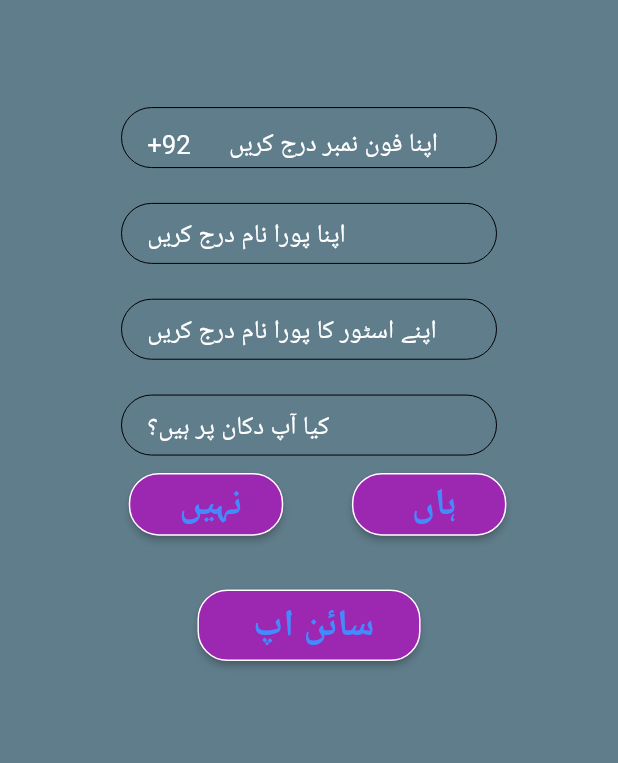
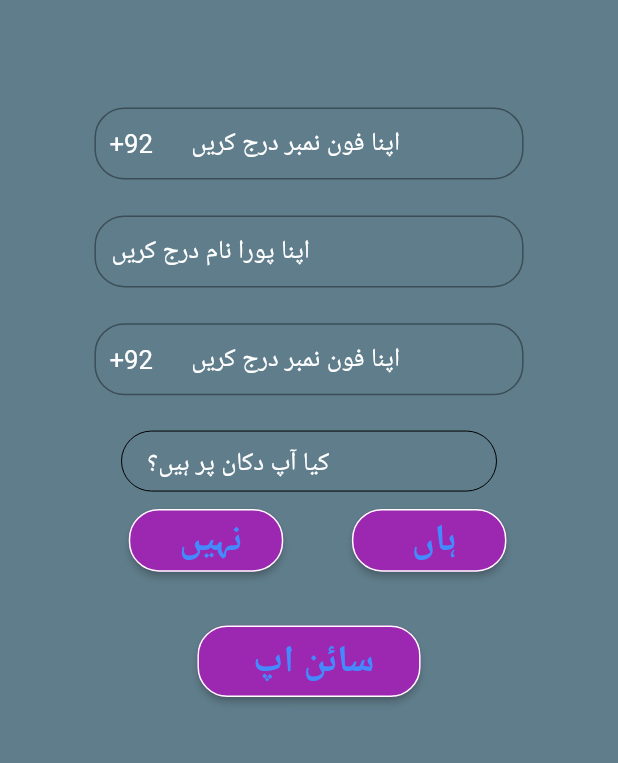
Before and after one commit to Affan0021/multivendor, a Flutter app: the Signup screen opened directly, on a phone screen of 412 x 824 dp, the part 459-1222 px from its top. Run offline on Flutter 3.47's test engine with Material 2 defaults, Android fonts, the phone set to English and light mode, and no system bars; our stand-ins replace carousel_slider, firebase_auth, firebase_core, firebase_messaging, flutter_local_notifications, flutter_screenutil and 5 more; missing offline and left inert: international_phone_input; accounts and stored records are empty; Roboto replaces fonts that are missing (OpenSans).

Commit message:
Complete project

```diff
--- a/lib/Register/registration.dart
+++ b/lib/Register/registration.dart
@@ -100,7 +100,7 @@ class _RegisterState extends State<Register> {
                         // padding: EdgeInsets.symmetric(vertical: 50.h,horizontal: 100.w),
                         // color: Colors.orangeAccent,
                         child: Image.asset(
-                          'images/logo.PNG',
+                          'images/logo.png',
 
                         ),
 
--- a/lib/Register/signup.dart
+++ b/lib/Register/signup.dart
@@ -1,5 +1,7 @@
 import 'package:flutter/material.dart';
 import 'package:flutter_screenutil/flutter_screenutil.dart';
+
+import '../model/location.dart';
 
 
 class Signup extends StatefulWidget {
@@ -32,11 +34,10 @@ class _SignupState extends State<Signup> {
         key: formKey,
             child: SingleChildScrollView(
                 child: Stack(children: <Widget>[
+                Align(
+                alignment: Alignment.center,
 
-
-
-
-        Column(
+                    child: Column(
                     children: [
 
 
@@ -114,114 +115,17 @@ class _SignupState extends State<Signup> {
                         height: 10.h,
                       ),
 
-                      Container(
-                        height: 40,
-                        width: 250,
-                        child: TextField(
-                          keyboardType: TextInputType.emailAddress,
-                          style: TextStyle(
-                            color: Colors.black,
-                            fontSize: 20,
-                            fontFamily: 'OpenSans',
+                       // phone
+                       buildPhone(),
 
-                          ),
-                          decoration: InputDecoration(
-                            border: InputBorder.none,
-                            contentPadding: EdgeInsets.only(left: 15.w ),
-
-                            hintText: '+92     \tاپنا فون نمبر درج کریں',
-                            hintStyle: TextStyle(
-                              color: Colors.white, // <-- Change this
-                              fontSize: 15.sp,
-                              fontWeight: FontWeight.w400,
-                              fontStyle: FontStyle.normal,
-                            ),
-                          ),
-
-                        ),
-                        decoration: BoxDecoration(
-                          border: Border.all(
-                            color: Colors.black,
-                            width: 0,
-                          ),
-                          borderRadius: BorderRadius.circular(20),
-                          // color: const Color(0xff7cb1b6),
-                        ),
-                      ),
                       SizedBox(
                         height: 20.h,
                       ),
-                      Container(
-                        height: 40,
-                        width: 250,
-                        child: TextField(
-                          keyboardType: TextInputType.emailAddress,
-                          style: TextStyle(
-                            color: Colors.black,
-                            fontSize: 20,
-                            fontFamily: 'OpenSans',
-
-                          ),
-                          decoration: InputDecoration(
-                            border: InputBorder.none,
-                            contentPadding: EdgeInsets.only(left: 15.w,bottom: 5.h),
-
-                            hintText: 'اپنا پورا نام درج کریں',
-                            hintStyle: TextStyle(
-                              color: Colors.white, // <-- Change this
-                              fontSize: 15.sp,
-                              fontWeight:  FontWeight.w400,
-                              fontStyle: FontStyle.normal,
-                            ),
-                          ),
-
-                        ),
-                        decoration: BoxDecoration(
-                          border: Border.all(
-                            color: Colors.black,
-                            width: 0,
-                          ),
-                          borderRadius: BorderRadius.circular(20),
-                          // color: const Color(0xff7cb1b6),
-                        ),
-                      ),
+                      buildName(),
                       SizedBox(
                         height: 20.h,
                       ),
-                      Container(
-                        height: 40,
-                        width: 250,
-                        child: TextField(
-                          keyboardType: TextInputType.emailAddress,
-                          style: TextStyle(
-                            color: Colors.black,
-                            fontSize: 20,
-                            fontFamily: 'OpenSans',
-
-                          ),
-                          decoration: InputDecoration(
-                            border: InputBorder.none,
-                            contentPadding: EdgeInsets.only(left: 15.w,bottom: 5.h),
-
-                            hintText: 'اپنے اسٹور کا پورا نام درج کریں',
-                            hintStyle: TextStyle(
-                              color: Colors.white, // <-- Change this
-                              fontSize: 15.sp,
-                              fontWeight: FontWeight.w400,
-                              fontStyle: FontStyle.normal,
-                            ),
-                          ),
-
-                        ),
-                        decoration: BoxDecoration(
-                          border: Border.all(
-                            color: Colors.black,
-                            width: 0,
-                          ),
-                          borderRadius: BorderRadius.circular(20),
-                          // color: const Color(0xff7cb1b6),
-                        ),
-                      ),
+                     buildshop(),
                       SizedBox(
                         height: 20.h,
                       ),
@@ -379,10 +283,20 @@ class _SignupState extends State<Signup> {
                             onPressed: ()
 
                             {
-                              // Navigator.push(
-                              //   context,
-                              //   MaterialPageRoute(builder: (context) => Login()),
-                              // );
+                              // final isValid = formKey.currentState!.validate();
+                              // FocusScope.of(context).unfocus();
+                              //
+                              //
+                              //
+                              // if (isValid) {
+                              //   formKey.currentState!.save();
+                              //
+                              //   //  buildsignauth();
+                              //
+                              // };
+                              Navigator.of(context).pushReplacement(MaterialPageRoute(
+                            builder: (context) => Location()));
+
 
                             },
 
@@ -429,6 +343,7 @@ class _SignupState extends State<Signup> {
 
                     ],
                     )
+                  )
 
 
                 ]
@@ -441,18 +356,13 @@ class _SignupState extends State<Signup> {
 
   }
 
-  Widget buildPhone() => Container(
-
-      width: MediaQuery.of(context).size.width/1.2,
-
-      child:TextFormField(
-        // cursorWidth: 20,
-
-        // maxLines:  5,
-
+  Widget buildPhone() =>    Container(
+    // height: 40.h,
+    width: 250.w,
+      child:  TextFormField(
         decoration: InputDecoration(
-          contentPadding: new EdgeInsets.symmetric(vertical: 5.0, horizontal: 5.0),
-
+          contentPadding:
+          EdgeInsets.symmetric(vertical: 5.0, horizontal: 10.0),
           border: OutlineInputBorder(
             borderSide: BorderSide(
               color: Colors.blue,
@@ -461,10 +371,7 @@ class _SignupState extends State<Signup> {
             borderRadius: BorderRadius.circular(20),
           ),
           // contentPadding: const EdgeInsets.only(top: 11.0),
-          prefixIcon: Icon(
-            Icons.lock,
-            color: Colors.blue,
-          ),
+
           focusedBorder: OutlineInputBorder(
             borderSide: BorderSide(
               color: Colors.blue,
@@ -472,38 +379,43 @@ class _SignupState extends State<Signup> {
             ),
             borderRadius: BorderRadius.circular(20),
           ),
-          labelText: 'Password',
+          // labelText: 'Phone',
+          hintText: '+92     \tاپنا فون نمبر درج کریں',
           hintStyle: TextStyle(
-            color: Colors.blueGrey,
-            fontSize: 17,
+            color: Colors.white, // <-- Change this
+            fontSize: 15.sp,
             fontWeight: FontWeight.w400,
+            fontStyle: FontStyle.normal,
+          ),
+          errorStyle: TextStyle(
+            color: Colors.red, // <-- Change this
+            fontSize: 14.sp,
+            fontWeight: FontWeight.w800,
             fontStyle: FontStyle.normal,
           ),
 
 
         ),
 
+
 validator: (value) {
-          if (value!.length < 7) {
-            return 'Password must be at least 7 characters long';
+if (value!.length < 1) {
+return 'Please fill this field';
 }
 },
 onSaved: (value) => setState(() => password = value!),
 keyboardType: TextInputType.visiblePassword,
-        obscureText: true,
-      ));
-  Widget buildName() => Container(
 
-      width: MediaQuery.of(context).size.width/1.2,
+)
 
-      child:TextFormField(
-        // cursorWidth: 20,
-
-        // maxLines:  5,
-
+  );
+  Widget buildName() =>      Container(
+    // height: 40.h,
+      width: 250.w,
+      child:  TextFormField(
         decoration: InputDecoration(
-          contentPadding: new EdgeInsets.symmetric(vertical: 5.0, horizontal: 5.0),
-
+          contentPadding:
+          EdgeInsets.symmetric(vertical: 1.h, horizontal: 10.w),
           border: OutlineInputBorder(
             borderSide: BorderSide(
               color: Colors.blue,
@@ -512,10 +424,7 @@ class _SignupState extends State<Signup> {
             borderRadius: BorderRadius.circular(20),
           ),
           // contentPadding: const EdgeInsets.only(top: 11.0),
-          prefixIcon: Icon(
-            Icons.lock,
-            color: Colors.blue,
-          ),
+
           focusedBorder: OutlineInputBorder(
             borderSide: BorderSide(
               color: Colors.blue,
@@ -523,38 +432,43 @@ class _SignupState extends State<Signup> {
             ),
             borderRadius: BorderRadius.circular(20),
           ),
-          labelText: 'Password',
+          // labelText: 'Phone',
+          hintText: 'اپنا پورا نام درج کریں',
           hintStyle: TextStyle(
-            color: Colors.blueGrey,
-            fontSize: 17,
+            color: Colors.white, // <-- Change this
+            fontSize: 15.sp,
             fontWeight: FontWeight.w400,
+            fontStyle: FontStyle.normal,
+          ),
+          errorStyle: TextStyle(
+            color: Colors.red, // <-- Change this
+            fontSize: 14.sp,
+            fontWeight: FontWeight.w800,
             fontStyle: FontStyle.normal,
           ),
 
 
         ),
 
+
         validator: (value) {
-          if (value!.length < 7) {
-            return 'Password must be at least 7 characters long';
+          if (value!.length < 1) {
+            return 'Please fill this field';
           }
         },
         onSaved: (value) => setState(() => password = value!),
         keyboardType: TextInputType.visiblePassword,
-        obscureText: true,
-      ));
-  Widget buildshop() => Container(
 
-      width: MediaQuery.of(context).size.width/1.2,
+      )
 
-      child:TextFormField(
-        // cursorWidth: 20,
-
-        // maxLines:  5,
-
+  );
+  Widget buildshop() =>  Container(
+    // height: 40.h,
+      width: 250.w,
+      child:  TextFormField(
         decoration: InputDecoration(
-          contentPadding: new EdgeInsets.symmetric(vertical: 5.0, horizontal: 5.0),
-
+          contentPadding:
+          EdgeInsets.symmetric(vertical: 5.0, horizontal: 10.0),
           border: OutlineInputBorder(
             borderSide: BorderSide(
               color: Colors.blue,
@@ -563,10 +477,7 @@ class _SignupState extends State<Signup> {
             borderRadius: BorderRadius.circular(20),
           ),
           // contentPadding: const EdgeInsets.only(top: 11.0),
-          prefixIcon: Icon(
-            Icons.lock,
-            color: Colors.blue,
-          ),
+
           focusedBorder: OutlineInputBorder(
             borderSide: BorderSide(
               color: Colors.blue,
@@ -574,24 +485,43 @@ class _SignupState extends State<Signup> {
             ),
             borderRadius: BorderRadius.circular(20),
           ),
-          labelText: 'Password',
+          // labelText: 'Phone',
+          hintText: '+92     \tاپنا فون نمبر درج کریں',
           hintStyle: TextStyle(
-            color: Colors.blueGrey,
-            fontSize: 17,
+            color: Colors.white, // <-- Change this
+            fontSize: 15.sp,
             fontWeight: FontWeight.w400,
+            fontStyle: FontStyle.normal,
+          ),
+          errorStyle: TextStyle(
+            color: Colors.red, // <-- Change this
+            fontSize: 14.sp,
+            fontWeight: FontWeight.w800,
             fontStyle: FontStyle.normal,
           ),
 
 
         ),
 
+
         validator: (value) {
-          if (value!.length < 7) {
-            return 'Password must be at least 7 characters long';
+          if (value!.length < 1) {
+            return 'Please fill this field';
           }
         },
         onSaved: (value) => setState(() => password = value!),
         keyboardType: TextInputType.visiblePassword,
-        obscureText: true,
-      ));
+
+      )
+
+  );
 }
+
+// validator: (value) {
+// if (value!.length < 7) {
+// return 'Password must be at least 7 characters long';
+// }
+// },
+// onSaved: (value) => setState(() => password = value!),
+// keyboardType: TextInputType.visiblePassword,
+// hintText: 'اپنا پورا نام درج کریں',
--- a/lib/main.dart
+++ b/lib/main.dart
@@ -1,6 +1,5 @@
 import 'package:flutter/material.dart';
 import 'package:get/get_navigation/src/root/get_material_app.dart';
-import 'package:multivendor/model/notification.dart';
 import 'package:multivendor/splash/onboard.dart';
 import 'package:multivendor/splash/splash.dart';
 
--- a/lib/splash/splash.dart
+++ b/lib/splash/splash.dart
@@ -27,7 +27,7 @@ class _SplashState extends State<Splash> {
       padding: EdgeInsets.symmetric(vertical: 50.h,horizontal: 100.w),
       color: Colors.orangeAccent,
       child: Image.asset(
-        'images/logo.PNG',
+        'images/logo.png',
 
       ),
 
--- a/pubspec.yaml
+++ b/pubspec.yaml
@@ -41,9 +41,11 @@ dependencies:
   smooth_page_indicator: ^1.0.0+2
   flutter_screenutil: ^5.3.1
   provider: ^6.0.2
+  geocoding: ^2.0.4
   firebase_auth: ^3.3.9
   firebase_core: ^1.13.1
   pinput: ^1.0.0
+  geolocator: ^8.2.0
   international_phone_input: ^1.0.4
 
 dev_dependencies:
```
Also changed, not shown: lib/home/cart.dart (+88 -6 lines), lib/home/homepage.dart (+24 -27 lines), lib/model/location.dart (added, +89 -0 lines), lib/model/notification.dart (deleted, +0 -77 lines), lib/product details/details.dart (added, +24 -0 lines), pubspec.lock, 2 other files. Lines whose indentation alone changed are shown as unchanged.
